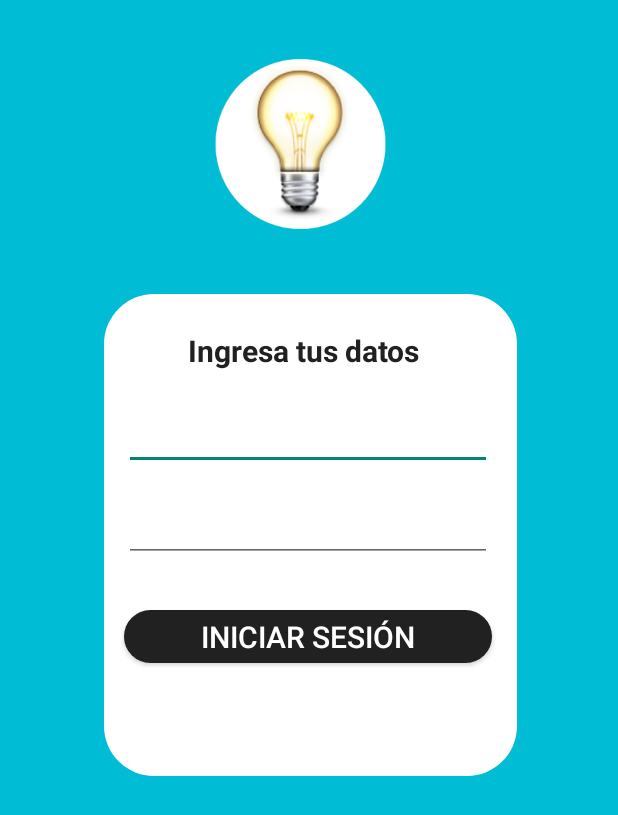
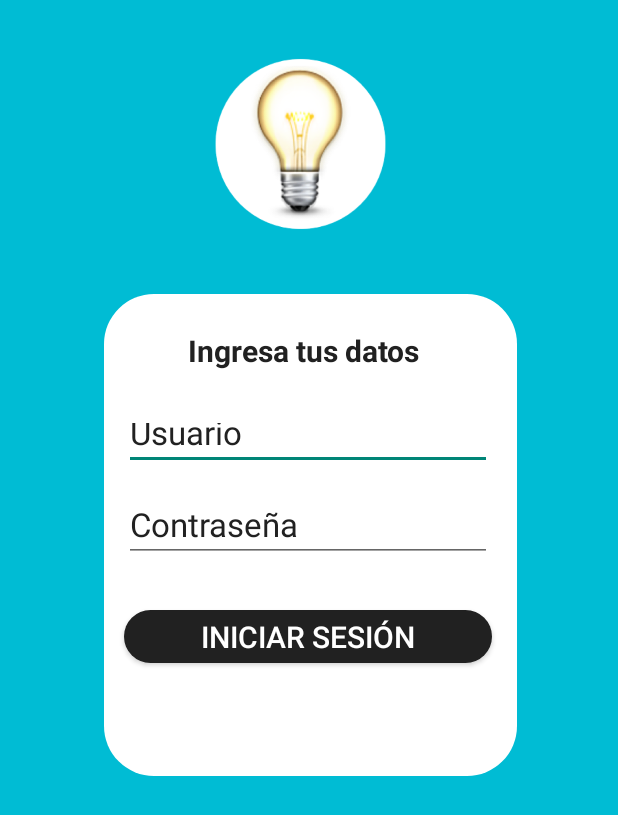
Before and after one commit to FerNanDoAnc/Edel_Home, an Android app: the screen it shows after launch (LoginActivity), on a phone screen of 412 x 824 dp. Shown: the top 815 px of the screen. Run offline under Robolectric (Android 15) with nearby library versions, the phone set to English and light mode, and no system bars.

Commit message:
v2.4 Cambio de login

```diff
--- a/app/src/main/res/layout/activity_login.xml
+++ b/app/src/main/res/layout/activity_login.xml
@@ -59,8 +59,8 @@
         android:ems="10"
         android:hint="Usuario"
         android:inputType="textPersonName"
-        android:textColor="#FFFFFF"
-        android:textColorHint="#FFFFFF"
+        android:textColor="#212121"
+        android:textColorHint="#212121"
         android:textSize="22dp"
         app:layout_constraintEnd_toEndOf="parent"
         app:layout_constraintHorizontal_bias="0.494"
@@ -75,8 +75,8 @@
         android:ems="10"
         android:hint="Contraseña"
         android:inputType="textPassword"
-        android:textColor="#FFFFFF"
-        android:textColorHint="#FFFFFF"
+        android:textColor="#212121"
+        android:textColorHint="#212121"
         android:textSize="22dp"
         app:layout_constraintEnd_toEndOf="parent"
         app:layout_constraintHorizontal_bias="0.495"
```
Also changed, not shown: 1 other file.
